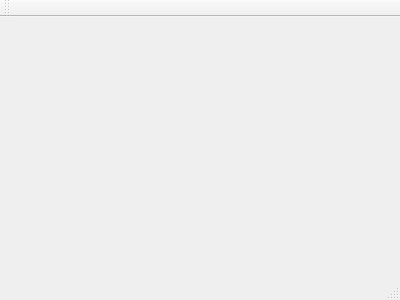
Before: the Qt Designer form ircclient.ui in TomFanella4/IRCClient, drawn with Qt 5.
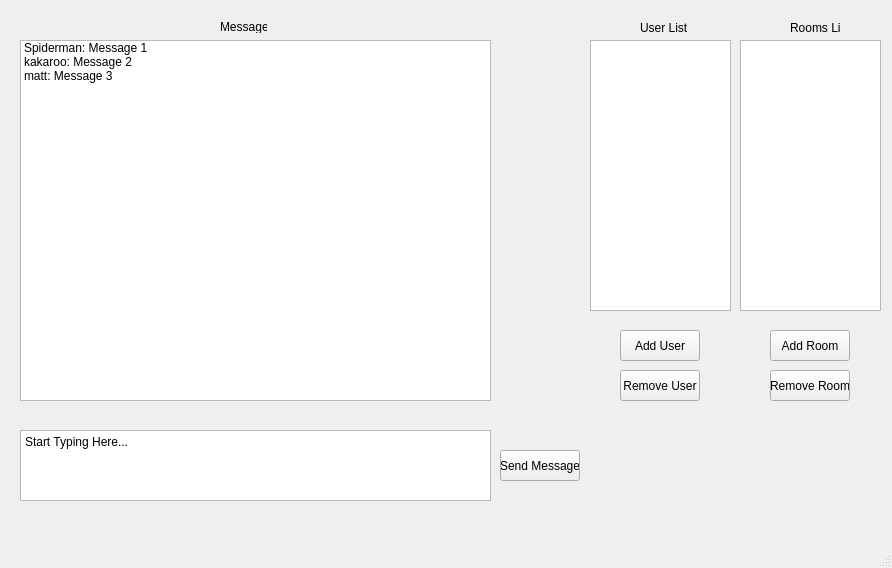
After: the same form once the commit is applied.

```diff
--- a/ircclient.ui
+++ b/ircclient.ui
@@ -1,24 +1,197 @@
 <ui version="4.0">
  <class>IRCClient</class>
- <widget class="QMainWindow" name="IRCClient" >
-  <property name="geometry" >
+ <widget class="QMainWindow" name="IRCClient">
+  <property name="geometry">
    <rect>
     <x>0</x>
     <y>0</y>
-    <width>400</width>
-    <height>300</height>
+    <width>892</width>
+    <height>568</height>
    </rect>
   </property>
   <property name="windowTitle" >
    <string>IRCClient</string>
   </property>
-  <widget class="QMenuBar" name="menuBar" />
-  <widget class="QToolBar" name="mainToolBar" />
-  <widget class="QWidget" name="centralWidget" />
-  <widget class="QStatusBar" name="statusBar" />
+  <widget class="QWidget" name="centralWidget">
+   <widget class="QLabel" name="label_userlist">
+    <property name="geometry">
+     <rect>
+      <x>640</x>
+      <y>20</y>
+      <width>47</width>
+      <height>15</height>
+     </rect>
+    </property>
+    <property name="text">
+     <string>User List</string>
+    </property>
+   </widget>
+   <widget class="QPlainTextEdit" name="textbox_sendMessage">
+    <property name="geometry">
+     <rect>
+      <x>20</x>
+      <y>430</y>
+      <width>471</width>
+      <height>71</height>
+     </rect>
+    </property>
+    <property name="plainText">
+     <string>Start Typing Here...</string>
+    </property>
+   </widget>
+   <widget class="QLabel" name="label_roomList">
+    <property name="enabled">
+     <bool>true</bool>
+    </property>
+    <property name="geometry">
+     <rect>
+      <x>790</x>
+      <y>20</y>
+      <width>51</width>
+      <height>15</height>
+     </rect>
+    </property>
+    <property name="text">
+     <string>Rooms List</string>
+    </property>
+   </widget>
+   <widget class="QPushButton" name="pushButton">
+    <property name="geometry">
+     <rect>
+      <x>500</x>
+      <y>450</y>
+      <width>80</width>
+      <height>31</height>
+     </rect>
+    </property>
+    <property name="text">
+     <string>Send Message</string>
+    </property>
+   </widget>
+   <widget class="QListWidget" name="listWidget">
+    <property name="geometry">
+     <rect>
+      <x>20</x>
+      <y>40</y>
+      <width>471</width>
+      <height>361</height>
+     </rect>
+    </property>
+    <item>
+     <property name="text">
+      <string>Spiderman: Message 1</string>
+     </property>
+    </item>
+    <item>
+     <property name="text">
+      <string>kakaroo: Message 2</string>
+     </property>
+    </item>
+    <item>
+     <property name="text">
+      <string>matt: Message 3</string>
+     </property>
+    </item>
+   </widget>
+   <widget class="QListWidget" name="listWidget_2">
+    <property name="geometry">
+     <rect>
+      <x>590</x>
+      <y>40</y>
+      <width>141</width>
+      <height>271</height>
+     </rect>
+    </property>
+   </widget>
+   <widget class="QListWidget" name="listWidget_3">
+    <property name="geometry">
+     <rect>
+      <x>740</x>
+      <y>40</y>
+      <width>141</width>
+      <height>271</height>
+     </rect>
+    </property>
+   </widget>
+   <widget class="QLabel" name="label">
+    <property name="geometry">
+     <rect>
+      <x>220</x>
+      <y>20</y>
+      <width>47</width>
+      <height>13</height>
+     </rect>
+    </property>
+    <property name="text">
+     <string>Messages</string>
+    </property>
+   </widget>
+   <widget class="QPushButton" name="pushButton_2">
+    <property name="geometry">
+     <rect>
+      <x>620</x>
+      <y>330</y>
+      <width>80</width>
+      <height>31</height>
+     </rect>
+    </property>
+    <property name="text">
+     <string>Add User</string>
+    </property>
+   </widget>
+   <widget class="QPushButton" name="pushButton_3">
+    <property name="geometry">
+     <rect>
+      <x>770</x>
+      <y>330</y>
+      <width>80</width>
+      <height>31</height>
+     </rect>
+    </property>
+    <property name="text">
+     <string>Add Room</string>
+    </property>
+   </widget>
+   <widget class="QPushButton" name="pushButton_4">
+    <property name="geometry">
+     <rect>
+      <x>770</x>
+      <y>370</y>
+      <width>80</width>
+      <height>31</height>
+     </rect>
+    </property>
+    <property name="text">
+     <string>Remove Room</string>
+    </property>
+   </widget>
+   <widget class="QPushButton" name="pushButton_5">
+    <property name="geometry">
+     <rect>
+      <x>620</x>
+      <y>370</y>
+      <width>80</width>
+      <height>31</height>
+     </rect>
+    </property>
+    <property name="text">
+     <string>Remove User</string>
+    </property>
+   </widget>
+  </widget>
+  <widget class="QMenuBar" name="menuBar">
+   <property name="geometry">
+    <rect>
+     <x>0</x>
+     <y>0</y>
+     <width>892</width>
+     <height>21</height>
+    </rect>
+   </property>
+  </widget>
+  <widget class="QStatusBar" name="statusBar"/>
  </widget>
- <layoutDefault spacing="6" margin="11" />
- <pixmapfunction></pixmapfunction>
+ <layoutdefault spacing="6" margin="11"/>
  <resources/>
  <connections/>
 </ui>
```
Left out of the diff: 3 changed lines with no effect on the pictures.
